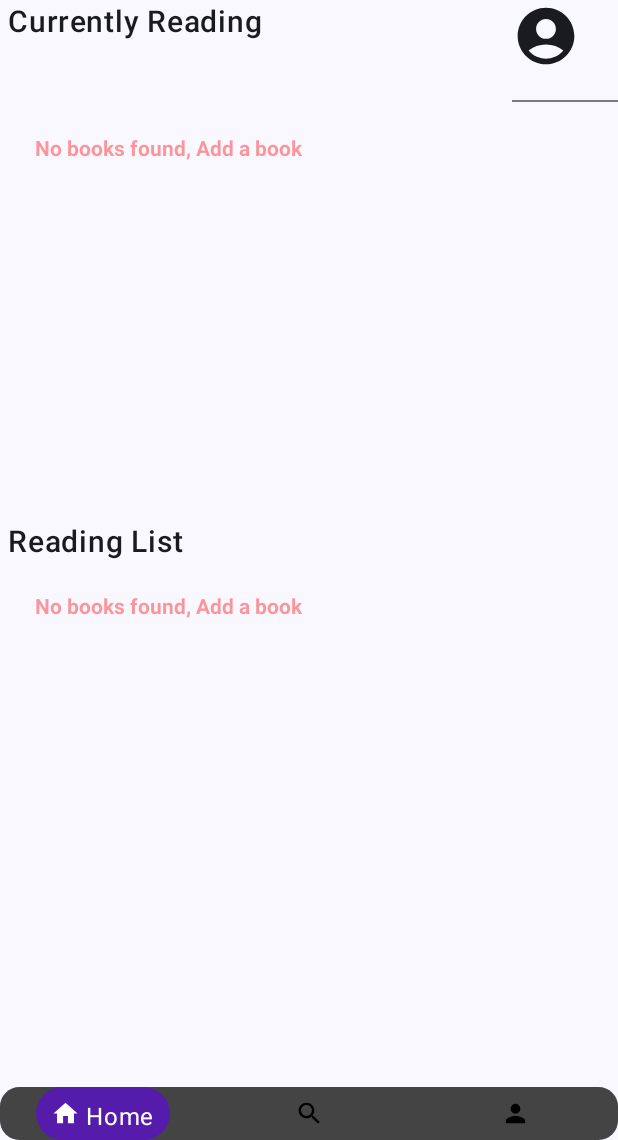
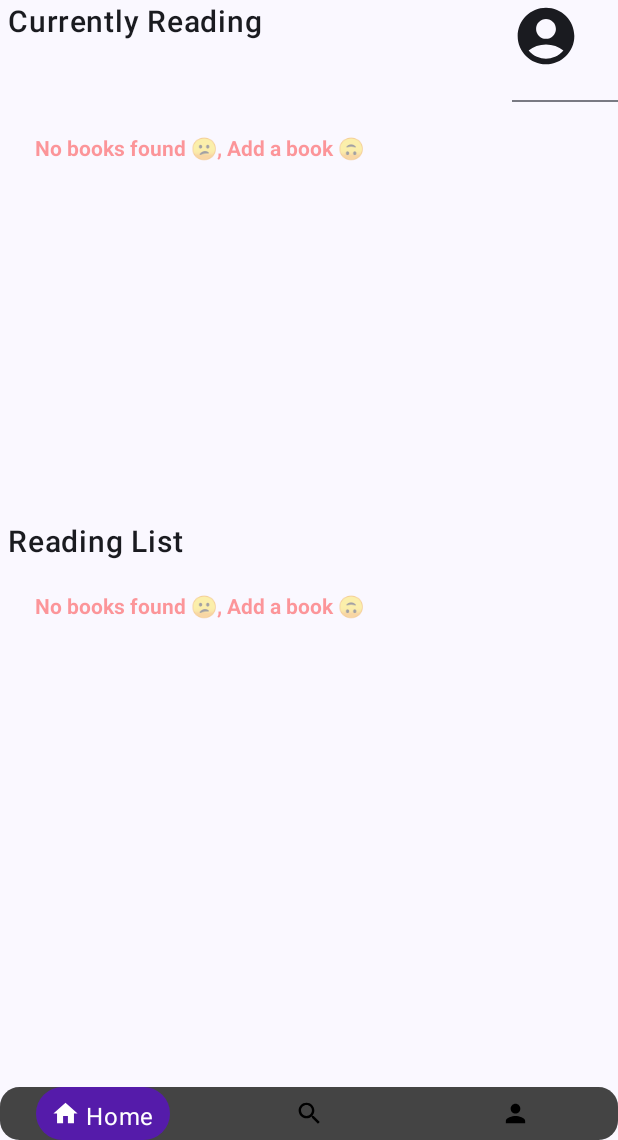
Before and after one commit to bishalbera/Jet-Lazy-Reader-, an Android app built with Jetpack Compose: the ReaderHomeScreen screen opened through its navigation route, on a phone screen of 412 x 824 dp, the part 96-1236 px from its top. Run offline under Robolectric (Android 15) with nearby library versions, the phone set to English and light mode, and no system bars; our stand-ins replace Dagger/Hilt's generated code, Firebase (no records; nobody signed in at launch, a user with empty details on screens opened directly); pictures from the network do not load.

Commit message:
text modified

```diff
--- a/app/src/main/java/com/bishal/lazyreader/presentation/screens/home/ReaderHomeScreen.kt
+++ b/app/src/main/java/com/bishal/lazyreader/presentation/screens/home/ReaderHomeScreen.kt
@@ -207,7 +207,7 @@ fun HorizontalScrollableComponent(listOfBooks: List<MBook>,
         }else{
             if (listOfBooks.isNullOrEmpty()) {
                 Surface(modifier = Modifier.padding(23.dp)) {
-                    Text(text = "No books found, Add a book",
+                    Text(text = "No books found 😕, Add a book 🙃",
                         style = TextStyle(color = Color.Red.copy(alpha = 0.4f),
                         fontWeight = FontWeight.Bold,
                         fontSize = 14.sp
```
